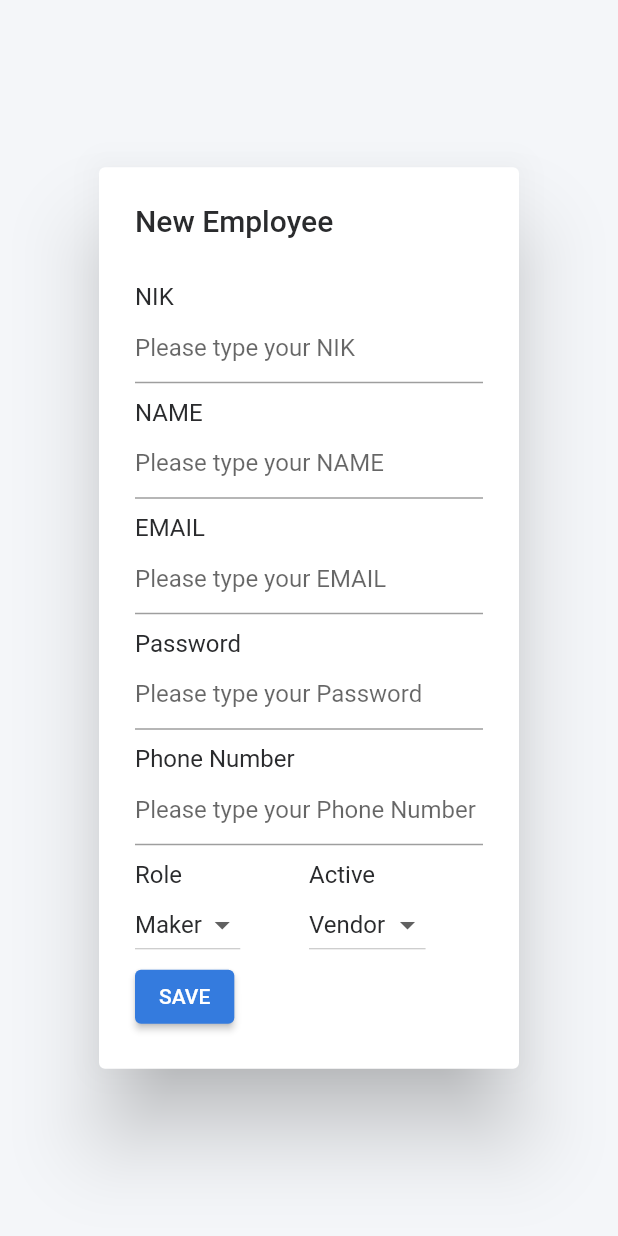
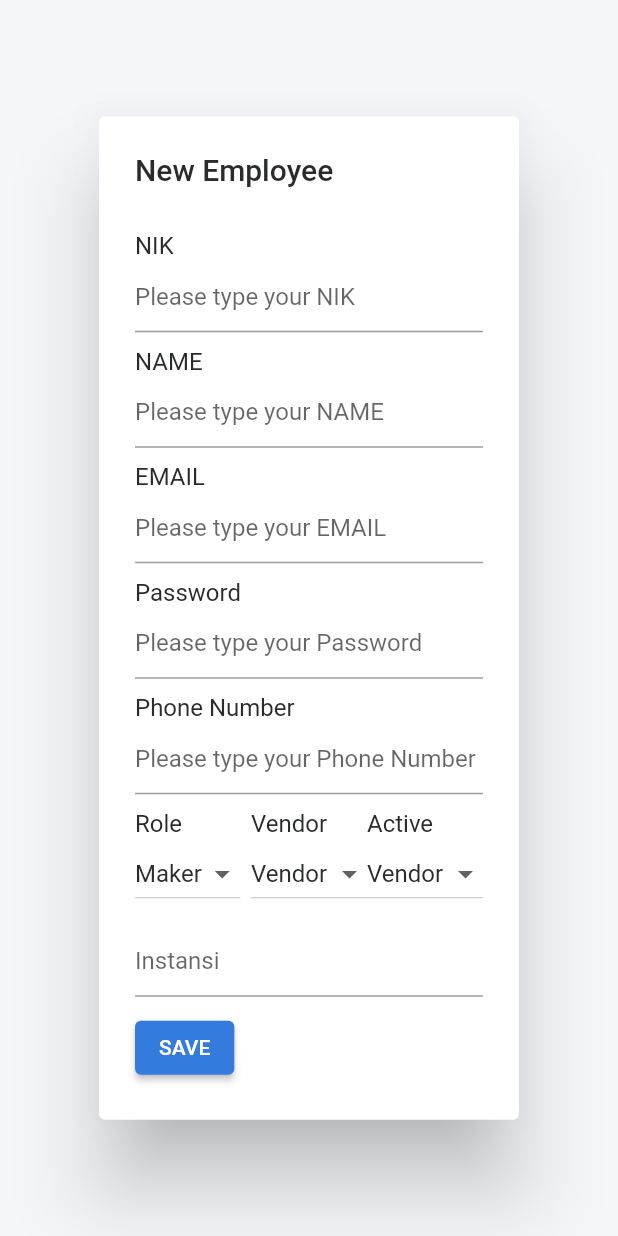
Before and after one commit to initsolution/web_admin_bci, a Flutter app: the DialogAddEmployee widget shown alone on an empty page, opened directly, on a phone screen of 412 x 824 dp. Run offline on Flutter 3.47's test engine with Material 2 defaults, Android fonts, the light colour scheme and no system bars; our stand-ins replace awesome_dialog, dio, equatable, flutter_form_builder, flutter_riverpod, form_builder_validators and 5 more; missing offline and left inert: dart:html, multiselect; accounts and stored records are empty; generated files the repository leaves out were written again.

Commit message:
perubahan employee

```diff
--- a/lib/model/employee.dart
+++ b/lib/model/employee.dart
@@ -1,4 +1,6 @@
 // ignore_for_file: public_member_api_docs, sort_constructors_first
+import 'dart:convert';
+
 import 'package:json_annotation/json_annotation.dart';
 
 part 'employee.g.dart';
@@ -11,8 +13,10 @@ class Employee {
   String? hp;
   String? role;
   String? password;
-  int? is_active;
-  int? is_vendor;
+  bool? isActive;
+  bool? isVendor;
+  String? urlEsign;
+  String? instansi;
   Employee({
     this.nik,
     this.name,
@@ -20,8 +24,10 @@ class Employee {
     this.hp,
     this.role,
     this.password,
-    this.is_active,
-    this.is_vendor,
+    this.isActive,
+    this.isVendor,
+    this.urlEsign,
+    this.instansi,
   });
 
   Employee copyWith({
@@ -31,8 +37,10 @@ class Employee {
     String? hp,
     String? role,
     String? password,
-    int? is_active,
-    int? is_vendor,
+    bool? isActive,
+    bool? isVendor,
+    String? urlEsign,
+    String? instansi,
   }) {
     return Employee(
       nik: nik ?? this.nik,
@@ -41,8 +49,10 @@ class Employee {
       hp: hp ?? this.hp,
       role: role ?? this.role,
       password: password ?? this.password,
-      is_active: is_active ?? this.is_active,
-      is_vendor: is_vendor ?? this.is_vendor,
+      isActive: isActive ?? this.isActive,
+      isVendor: isVendor ?? this.isVendor,
+      urlEsign: urlEsign ?? this.urlEsign,
+      instansi: instansi ?? this.instansi,
     );
   }
 
@@ -54,8 +64,10 @@ class Employee {
       'hp': hp,
       'role': role,
       'password': password,
-      'is_active': is_active,
-      'is_vendor': is_vendor,
+      'isActive': isActive,
+      'isVendor': isVendor,
+      'urlEsign': urlEsign,
+      'instansi': instansi,
     };
   }
 
@@ -67,23 +79,25 @@ class Employee {
       hp: map['hp'] != null ? map['hp'] as String : null,
       role: map['role'] != null ? map['role'] as String : null,
       password: map['password'] != null ? map['password'] as String : null,
-      is_active: map['is_active'] != null ? map['is_active'] as int : null,
-      is_vendor: map['is_vendor'] != null ? map['is_vendor'] as int : null,
+      isActive: map['isActive'] != null ? map['isActive'] as bool : null,
+      isVendor: map['isVendor'] != null ? map['isVendor'] as bool : null,
+      urlEsign: map['urlEsign'] != null ? map['urlEsign'] as String : null,
+      instansi: map['instansi'] != null ? map['instansi'] as String : null,
     );
   }
 
   // String toJson() => json.encode(toMap());
 
-  // factory Employee.fromJson(String source) =>
-  //     Employee.fromMap(json.decode(source) as Map<String, dynamic>);
+  // factory Employee.fromJson(String source) => Employee.fromMap(json.decode(source) as Map<String, dynamic>);
 
   factory Employee.fromJson(Map<String, dynamic> json) =>
       _$EmployeeFromJson(json);
+
   Map<String, dynamic> toJson() => _$EmployeeToJson(this);
 
   @override
   String toString() {
-    return 'Employee(nik: $nik, name: $name, email: $email, hp: $hp, role: $role, password: $password, is_active: $is_active, is_vendor: $is_vendor)';
+    return 'Employee(nik: $nik, name: $name, email: $email, hp: $hp, role: $role, password: $password, isActive: $isActive, isVendor: $isVendor, urlEsign: $urlEsign, instansi: $instansi)';
   }
 
   @override
@@ -96,8 +110,10 @@ class Employee {
         other.hp == hp &&
         other.role == role &&
         other.password == password &&
-        other.is_active == is_active &&
-        other.is_vendor == is_vendor;
+        other.isActive == isActive &&
+        other.isVendor == isVendor &&
+        other.urlEsign == urlEsign &&
+        other.instansi == instansi;
   }
 
   @override
@@ -108,7 +124,9 @@ class Employee {
         hp.hashCode ^
         role.hashCode ^
         password.hashCode ^
-        is_active.hashCode ^
-        is_vendor.hashCode;
+        isActive.hashCode ^
+        isVendor.hashCode ^
+        urlEsign.hashCode ^
+        instansi.hashCode;
   }
 }
--- a/lib/repository/tenant_repo.dart
+++ b/lib/repository/tenant_repo.dart
@@ -11,7 +11,8 @@ abstract class TenantRepo {
 
   @GET('/tenant')
   Future<HttpResponse<dynamic>> getAllTenant(
-      @Header('Authorization') String token, Map<String, dynamic>? header);
+      @Header('Authorization') String token,
+      @Queries() Map<String, dynamic>? header);
 
   @POST('/tenant')
   Future<HttpResponse> createTenant(
--- a/lib/views/screens/employee_screen.dart
+++ b/lib/views/screens/employee_screen.dart
@@ -228,8 +228,8 @@ class EmployeeData extends DataTableSource {
       DataCell(Text(employees[index].name!)),
       DataCell(Text(employees[index].email!)),
       DataCell(Text(employees[index].hp!)),
-      DataCell(Text(employees[index].is_active == 1 ? 'Active' : 'Deactive')),
-      DataCell(Text(employees[index].is_vendor == 1 ? 'Vendor' : 'Internal')),
+      DataCell(Text(employees[index].isActive == true ? 'Active' : 'Deactive')),
+      DataCell(Text(employees[index].isVendor == true ? 'Vendor' : 'Internal')),
     ]);
   }
 
--- a/lib/views/widgets/dialog_add_employee.dart
+++ b/lib/views/widgets/dialog_add_employee.dart
@@ -11,6 +11,7 @@ class DialogAddEmployee extends ConsumerWidget {
   TextEditingController emailController = TextEditingController();
   TextEditingController passwordController = TextEditingController();
   TextEditingController phoneController = TextEditingController();
+  TextEditingController instansiController = TextEditingController();
   @override
   Widget build(BuildContext context, WidgetRef ref) {
     return AlertDialog(
@@ -99,12 +100,35 @@ class DialogAddEmployee extends ConsumerWidget {
                     child: Column(
                       crossAxisAlignment: CrossAxisAlignment.start,
                       children: [
+                        const Text('Vendor'),
+                        getDropdownActive(),
+                      ],
+                    ),
+                  ),
+                  Expanded(
+                    child: Column(
+                      crossAxisAlignment: CrossAxisAlignment.start,
+                      children: [
                         const Text('Active'),
                         getDropdownActive(),
                       ],
                     ),
                   ),
                 ],
+              ),
+              const SizedBox(
+                height: 10,
+              ),
+              TextField(
+                controller: instansiController,
+                keyboardType: TextInputType.text,
+                obscureText: false,
+                decoration: const InputDecoration(
+                  hintText: 'Instansi',
+                ),
+              ),
+              const SizedBox(
+                height: 10,
               ),
               ElevatedButton(
                 onPressed: () => {
@@ -130,8 +154,9 @@ class DialogAddEmployee extends ConsumerWidget {
         hp: phoneController.text,
         password: passwordController.text,
         role: employeeRole,
-        is_active: 1,
-        is_vendor: 0);
+        isActive: true,
+        isVendor: false,
+        instansi: instansiController.text);
     ref.read(employeeNotifierProvider.notifier).createEmployee(employee);
   }
 
--- a/lib/views/widgets/portal_master_layout/sidebar.dart
+++ b/lib/views/widgets/portal_master_layout/sidebar.dart
@@ -260,9 +260,10 @@ class _SidebarState extends ConsumerState<Sidebar> {
             ],
           ),
           onTap: () {
+            Map<String, dynamic> params = {};
             ref.read(employeeNotifierProvider.notifier).getAllEmployee();
             ref.read(siteNotifierProvider.notifier).getAllSite();
-            ref.read(tenantNotifierProvider.notifier).getAllTenant();
+            ref.read(tenantNotifierProvider.notifier).getAllTenant(params);
             ref.read(masterAssetNotifierProvider.notifier).getAllMasterAsset();
             ref
                 .read(masterCategoryChecklistPreventivNotifierProvider.notifier)
```
Also changed, not shown: lib/providers/tenant_provider.dart (+3 -4 lines), lib/views/screens/site_screen.dart (+11 -3 lines), lib/model/employee.g.dart, lib/repository/tenant_repo.g.dart.
